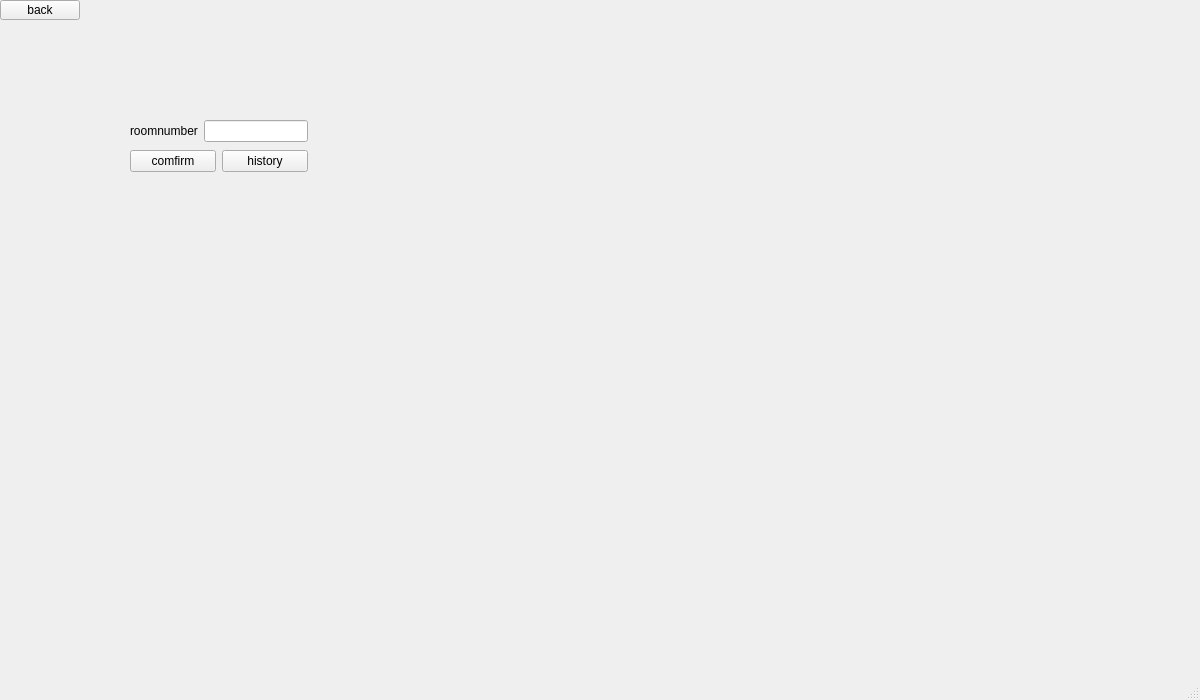
First picture: the form in clientQt/ClientQt/roomhistory.ui, repository woleigequy/networking_Assignment2, before the edit.
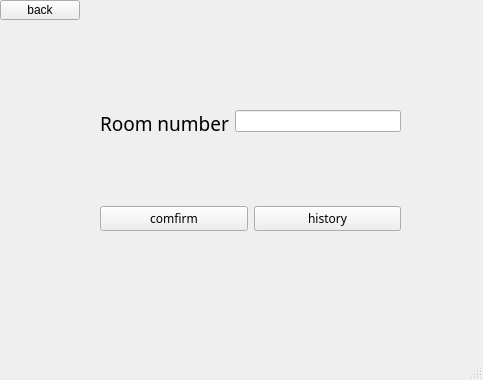
Second picture: the form after the edit. Icons and pictures are not drawn.

```diff
--- a/clientQt/ClientQt/roomhistory.ui
+++ b/clientQt/ClientQt/roomhistory.ui
@@ -6,14 +6,20 @@
    <rect>
     <x>0</x>
     <y>0</y>
-    <width>1200</width>
-    <height>700</height>
+    <width>483</width>
+    <height>380</height>
    </rect>
   </property>
   <property name="windowTitle">
    <string>MainWindow</string>
   </property>
+  <property name="styleSheet">
+   <string notr="true">background-color: 245, 245, 245;</string>
+  </property>
   <widget class="QWidget" name="centralwidget">
+   <property name="styleSheet">
+    <string notr="true">background-image: url(:/img/img/w.png);</string>
+   </property>
    <widget class="QPushButton" name="pushButton_back">
     <property name="geometry">
      <rect>
@@ -30,10 +36,10 @@
    <widget class="QWidget" name="layoutWidget">
     <property name="geometry">
      <rect>
-      <x>130</x>
-      <y>120</y>
-      <width>178</width>
-      <height>52</height>
+      <x>100</x>
+      <y>110</y>
+      <width>301</width>
+      <height>121</height>
      </rect>
     </property>
     <layout class="QGridLayout" name="gridLayout">
@@ -41,8 +47,14 @@
       <layout class="QFormLayout" name="formLayout">
        <item row="0" column="0">
         <widget class="QLabel" name="label">
+         <property name="font">
+          <font>
+           <family>黑体</family>
+           <pointsize>14</pointsize>
+          </font>
+         </property>
          <property name="text">
-          <string>roomnumber</string>
+          <string>Room number</string>
          </property>
         </widget>
        </item>
@@ -53,6 +65,11 @@
      </item>
      <item row="1" column="0">
       <widget class="QPushButton" name="pushButton_comfirm">
+       <property name="font">
+        <font>
+         <family>黑体</family>
+        </font>
+       </property>
        <property name="text">
         <string>comfirm</string>
        </property>
@@ -60,6 +77,11 @@
      </item>
      <item row="1" column="1">
       <widget class="QPushButton" name="pushButton_history">
+       <property name="font">
+        <font>
+         <family>黑体</family>
+        </font>
+       </property>
        <property name="text">
         <string>history</string>
        </property>
```
Left out of the diff: 4 changed lines with no effect on the pictures.
